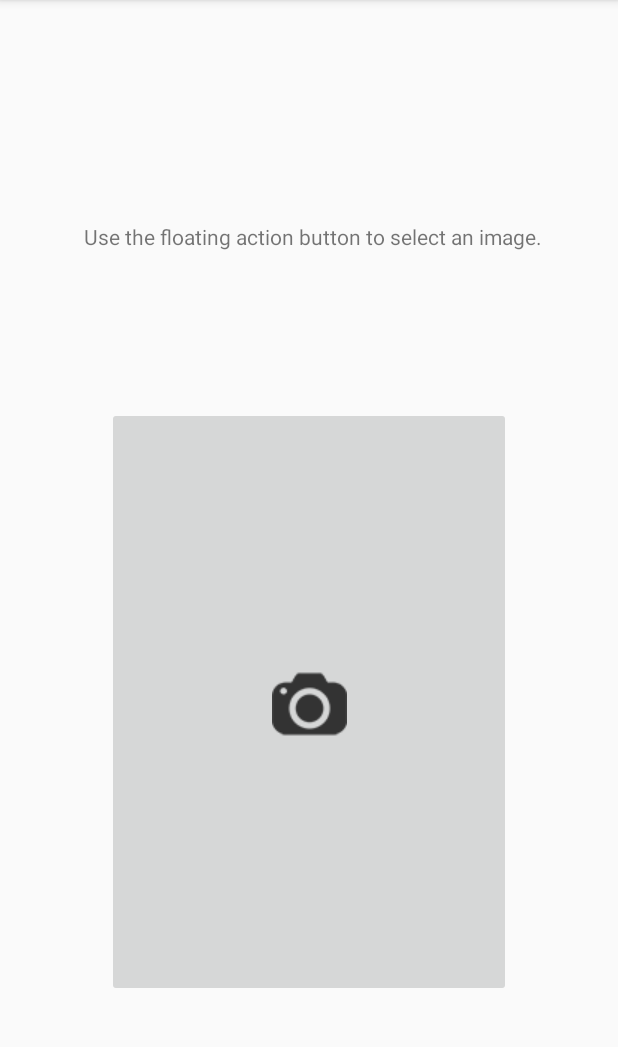
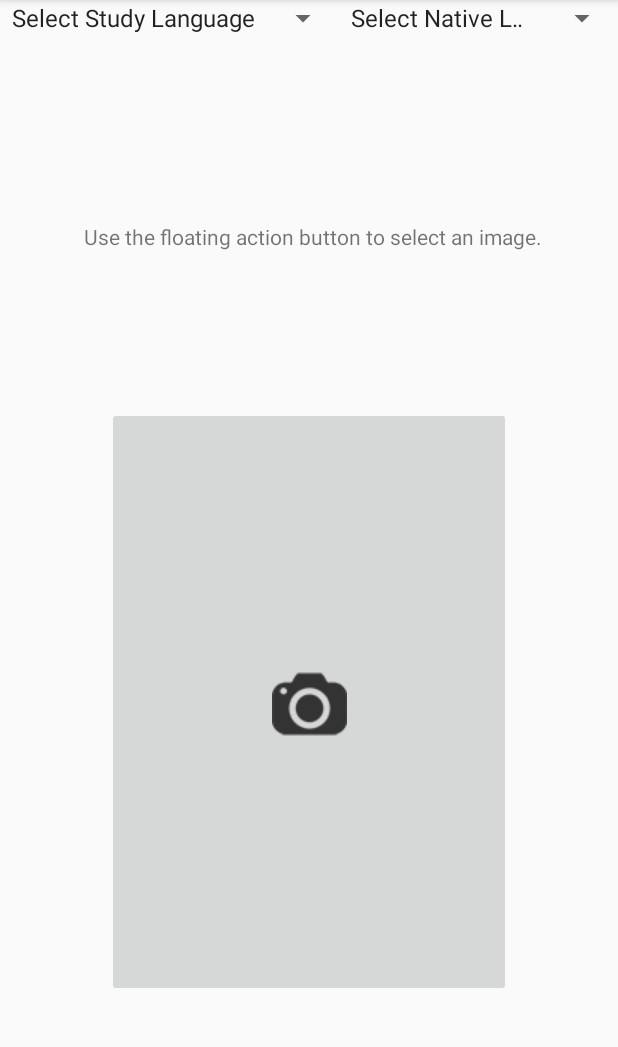
Before and after one commit to chojpsh1/dicpicture, an Android app: the screen it shows after launch (MainActivity), on a phone screen of 412 x 824 dp, the part 84-1131 px from its top. Run offline under Robolectric (Android 15) with nearby library versions, the phone set to English and light mode, and no system bars; libraries missing offline, so code that uses them is left out: com.google.api.client, com.google.api.services.

Commit message:
Add Select Language Part

```diff
--- a/app/src/main/java/com/example/seoyukyung/dicpicture/MainActivity.java
+++ b/app/src/main/java/com/example/seoyukyung/dicpicture/MainActivity.java
@@ -14,8 +14,12 @@ import android.support.v7.app.AlertDialog;
 import android.support.v7.app.AppCompatActivity;
 import android.support.v7.widget.Toolbar;
 import android.util.Log;
+import android.view.View;
+import android.widget.AdapterView;
+import android.widget.ArrayAdapter;
 import android.widget.ImageButton;
 import android.widget.ImageView;
+import android.widget.Spinner;
 import android.widget.TextView;
 import android.widget.Toast;
 
@@ -51,9 +55,9 @@ import java.net.URLEncoder;
 import java.util.ArrayList;
 import java.util.List;
 import java.util.Locale;
-public class MainActivity extends AppCompatActivity {
+public class MainActivity extends AppCompatActivity implements AdapterView.OnItemSelectedListener{
 
-    private static final String CLOUD_VISION_API_KEY = "";
+    private static final String CLOUD_VISION_API_KEY = "AIzaSyD_NGKmBcL37cg9ivSMUt0BWN8LiZb-n5A";
     public static final String FILE_NAME = "temp.jpg";
     private static final String ANDROID_CERT_HEADER = "X-Android-Cert";
     private static final String ANDROID_PACKAGE_HEADER = "X-Android-Package";
@@ -69,12 +73,39 @@ public class MainActivity extends AppCompatActivity {
     private static TextView mImageDetails;
     private ImageView mMainImage;
 
+    //private TextView sSelectSourceLang;
+    private Spinner sSourceLangSpinner;
+    private Spinner dDestLangSpinner;
+    private String[] sSourceLangList;
+    private String[] dDestLangList;
+
+    private static String sSelectSourceLang;
+    private static String sSelectDestLang;
+
     private static StringBuilder sb = new StringBuilder("");
 
     @Override
     protected void onCreate(Bundle savedInstanceState) {
         super.onCreate(savedInstanceState);
         setContentView(R.layout.activity_main);
+
+        //sSelectSourceLang = (TextView)findViewById(R.id.selectSourceLang);
+        sSourceLangSpinner = (Spinner)findViewById(R.id.sourceLangSpinner);
+        sSourceLangSpinner.setOnItemSelectedListener(this);
+        dDestLangSpinner = (Spinner)findViewById(R.id.destLangSpinner);
+        dDestLangSpinner.setOnItemSelectedListener(this);
+
+        sSourceLangList = new String[]{"Select Study Language", "Korean", "English", "Japanese", "Chinese(Simplified)", "Chinese(Traditional)"};
+        dDestLangList = new String[]{"Select Native Language", "Korean", "English", "Japanese", "Chinese(Simplified)", "Chinese(Traditional)"};
+
+        ArrayAdapter<String> arAdapter = new ArrayAdapter<String>(this, android.R.layout.simple_spinner_item, sSourceLangList);
+        arAdapter.setDropDownViewResource(android.R.layout.simple_spinner_dropdown_item);
+
+        ArrayAdapter<String> arAdapter2 = new ArrayAdapter<String>(this, android.R.layout.simple_spinner_item, dDestLangList);
+        arAdapter2.setDropDownViewResource(android.R.layout.simple_spinner_dropdown_item);
+
+        sSourceLangSpinner.setAdapter(arAdapter);
+        dDestLangSpinner.setAdapter(arAdapter2);
 
         ImageButton fab = findViewById(R.id.fab);
         fab.setOnClickListener(view -> {
@@ -89,6 +120,69 @@ public class MainActivity extends AppCompatActivity {
         mImageDetails = findViewById(R.id.image_details2);
         mMainImage = findViewById(R.id.main_image2);
     }
+
+    @Override
+    public void onItemSelected(AdapterView<?> adapterView, View view, int i, long l) {
+        //sSelectSourceLang = sSourceLangList[i];
+        int tmp = adapterView.getId();
+        String tmpStr;
+
+        if(tmp == 2131165303) {
+            switch (i) {
+                case 0:
+                    sSelectSourceLang = "";
+                    break;
+                case 1:
+                    sSelectSourceLang = "ko";
+                    break;
+                case 2:
+                    sSelectSourceLang = "en";
+                    break;
+                case 3:
+                    sSelectSourceLang = "ja";
+                    break;
+                case 4:
+                    sSelectSourceLang = "zh-CN";
+                    break;
+                case 5:
+                    sSelectSourceLang = "zh-TW";
+                    break;
+            }
+        } else if(tmp == 2131165234) {
+            switch (i) {
+                case 0:
+                    sSelectDestLang = "";
+                    break;
+                case 1:
+                    sSelectDestLang = "ko";
+                    break;
+                case 2:
+                    sSelectDestLang = "en";
+                    break;
+                case 3:
+                    sSelectDestLang = "ja";
+                    break;
+                case 4:
+                    sSelectDestLang = "zh-CN";
+                    break;
+                case 5:
+                    sSelectDestLang = "zh-TW";
+                    break;
+            }
+        }
+
+//        sSelectSourceLang.setText(sSourceLangList[i]);
+//        if(sSelectSourceLang.getText().toString().equals("Select Study Language")) {
+//            sSelectSourceLang.setText("");
+//        }
+    }
+
+    @Override
+    public void onNothingSelected(AdapterView<?> adapterView) {
+        sSelectSourceLang = "";
+        //sSelectSourceLang.setText("");
+    }
+
 
     public void startGalleryChooser() {
         if (PermissionUtils.requestPermission(this, GALLERY_PERMISSIONS_REQUEST, Manifest.permission.READ_EXTERNAL_STORAGE)) {
@@ -333,11 +427,14 @@ public class MainActivity extends AppCompatActivity {
 
         public String translateText;
 
-        String clientId = "";
-        String clientSecret = "";
+        String clientId = "ejwTdm8D6fFsu5imaXmr";
+        String clientSecret = "QfVw0yoIFL";
 
-        String sourceLang = "en";
-        String destinationLang = "ko";
+        //String sourceLang = "en";
+        //String destinationLang = "ko";
+
+        String sourceLang = sSelectSourceLang;
+        String destinationLang = sSelectDestLang;
 
         @Override
         protected void onPreExecute() {
--- a/app/src/main/res/layout/activity_main.xml
+++ b/app/src/main/res/layout/activity_main.xml
@@ -5,7 +5,6 @@
     android:layout_width="match_parent"
     android:layout_height="match_parent"
     tools:context=".MainActivity">
-
 
 
     <ImageView
@@ -29,11 +28,11 @@
         android:layout_marginRight="8dp"
         android:layout_marginStart="8dp"
         android:layout_marginTop="148dp"
+        android:text="Use the floating action button to select an image."
         app:layout_constraintEnd_toEndOf="parent"
         app:layout_constraintHorizontal_bias="0.529"
         app:layout_constraintStart_toStartOf="parent"
-            app:layout_constraintTop_toTopOf="parent"
-            android:text="Use the floating action button to select an image." />
+        app:layout_constraintTop_toTopOf="parent" />
 
     <ImageButton
         android:id="@+id/fab"
@@ -51,4 +50,24 @@
         app:layout_constraintStart_toStartOf="parent"
         app:layout_constraintTop_toBottomOf="@+id/image_details2"
         app:srcCompat="@drawable/camera" />
+
+    <LinearLayout
+        android:layout_width="match_parent"
+        android:layout_height="match_parent">
+
+        <Spinner
+            android:id="@+id/sourceLangSpinner"
+            android:layout_width="wrap_content"
+            android:layout_height="wrap_content"
+            tools:layout_editor_absoluteX="8dp"
+            tools:layout_editor_absoluteY="16dp" />
+
+        <Spinner
+            android:id="@+id/destLangSpinner"
+            android:layout_width="match_parent"
+            android:layout_height="wrap_content"
+            android:layout_weight="1" />
+    </LinearLayout>
+
+
 </android.support.constraint.ConstraintLayout>
```
Lines whose indentation alone changed are shown as unchanged.
